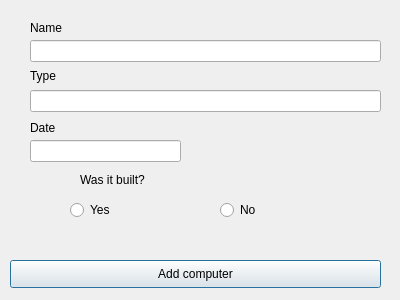
First picture: the form in addcomputerdialog.ui, repository ManiSigt/Verklegt-nams, before the edit.
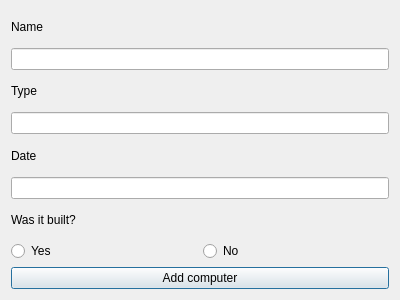
Second picture: the form after the edit.

Commit message: Grid layout á töflur

What changed in the file:
```diff
--- a/addcomputerdialog.ui
+++ b/addcomputerdialog.ui
@@ -13,127 +13,70 @@
   <property name="windowTitle">
    <string>Dialog</string>
   </property>
-  <widget class="QPushButton" name="add_computer_button">
-   <property name="geometry">
-    <rect>
-     <x>10</x>
-     <y>260</y>
-     <width>371</width>
-     <height>28</height>
-    </rect>
-   </property>
-   <property name="text">
-    <string>Add computer</string>
-   </property>
-  </widget>
-  <widget class="QRadioButton" name="radioButton_Yes">
-   <property name="geometry">
-    <rect>
-     <x>70</x>
-     <y>200</y>
-     <width>95</width>
-     <height>20</height>
-    </rect>
-   </property>
-   <property name="text">
-    <string>Yes</string>
-   </property>
-  </widget>
-  <widget class="QRadioButton" name="radioButton_No">
-   <property name="geometry">
-    <rect>
-     <x>220</x>
-     <y>200</y>
-     <width>95</width>
-     <height>20</height>
-    </rect>
-   </property>
-   <property name="text">
-    <string>No</string>
-   </property>
-  </widget>
-  <widget class="QLineEdit" name="input_computer_type">
-   <property name="geometry">
-    <rect>
-     <x>30</x>
-     <y>90</y>
-     <width>351</width>
-     <height>22</height>
-    </rect>
-   </property>
-  </widget>
-  <widget class="QLineEdit" name="input_computer_name">
-   <property name="geometry">
-    <rect>
-     <x>30</x>
-     <y>40</y>
-     <width>351</width>
-     <height>22</height>
-    </rect>
-   </property>
-  </widget>
-  <widget class="QLineEdit" name="input_computer_date">
-   <property name="geometry">
-    <rect>
-     <x>30</x>
-     <y>140</y>
-     <width>151</width>
-     <height>22</height>
-    </rect>
-   </property>
-  </widget>
-  <widget class="QLabel" name="label_computer_date">
-   <property name="geometry">
-    <rect>
-     <x>30</x>
-     <y>120</y>
-     <width>55</width>
-     <height>16</height>
-    </rect>
-   </property>
-   <property name="text">
-    <string>Date</string>
-   </property>
-  </widget>
-  <widget class="QLabel" name="label_computer_type">
-   <property name="geometry">
-    <rect>
-     <x>30</x>
-     <y>60</y>
-     <width>55</width>
-     <height>31</height>
-    </rect>
-   </property>
-   <property name="text">
-    <string>Type</string>
-   </property>
-  </widget>
-  <widget class="QLabel" name="label_computer_name">
-   <property name="geometry">
-    <rect>
-     <x>30</x>
-     <y>20</y>
-     <width>55</width>
-     <height>16</height>
-    </rect>
-   </property>
-   <property name="text">
-    <string>Name</string>
-   </property>
-  </widget>
-  <widget class="QLabel" name="label_computer_wasItBuilt">
-   <property name="geometry">
-    <rect>
-     <x>80</x>
-     <y>170</y>
-     <width>81</width>
-     <height>20</height>
-    </rect>
-   </property>
-   <property name="text">
-    <string>Was it built?</string>
-   </property>
-  </widget>
+  <layout class="QVBoxLayout" name="verticalLayout">
+   <item>
+    <widget class="QLabel" name="label_computer_name">
+     <property name="text">
+      <string>Name</string>
+     </property>
+    </widget>
+   </item>
+   <item>
+    <widget class="QLineEdit" name="input_computer_name"/>
+   </item>
+   <item>
+    <widget class="QLabel" name="label_computer_type">
+     <property name="text">
+      <string>Type</string>
+     </property>
+    </widget>
+   </item>
+   <item>
+    <widget class="QLineEdit" name="input_computer_type"/>
+   </item>
+   <item>
+    <widget class="QLabel" name="label_computer_date">
+     <property name="text">
+      <string>Date</string>
+     </property>
+    </widget>
+   </item>
+   <item>
+    <widget class="QLineEdit" name="input_computer_date"/>
+   </item>
+   <item>
+    <widget class="QLabel" name="label_computer_wasItBuilt">
+     <property name="text">
+      <string>Was it built?</string>
+     </property>
+    </widget>
+   </item>
+   <item>
+    <layout class="QHBoxLayout" name="horizontalLayout">
+     <item>
+      <widget class="QRadioButton" name="radioButton_Yes">
+       <property name="text">
+        <string>Yes</string>
+       </property>
+      </widget>
+     </item>
+     <item>
+      <widget class="QRadioButton" name="radioButton_No">
+       <property name="text">
+        <string>No</string>
+       </property>
+      </widget>
+     </item>
+    </layout>
+   </item>
+   <item>
+    <widget class="QPushButton" name="add_computer_button">
+     <property name="text">
+      <string>Add computer</string>
+     </property>
+    </widget>
+   </item>
+  </layout>
  </widget>
  <resources/>
  <connections/>
```
The commit also changes 1 other file.
